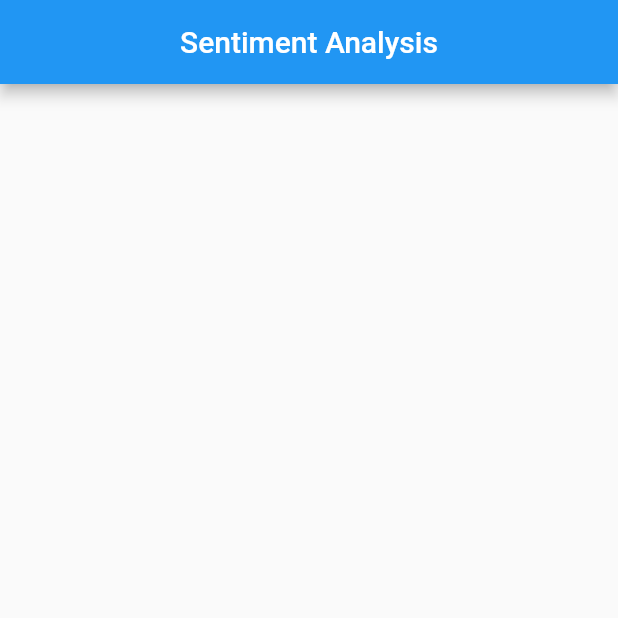
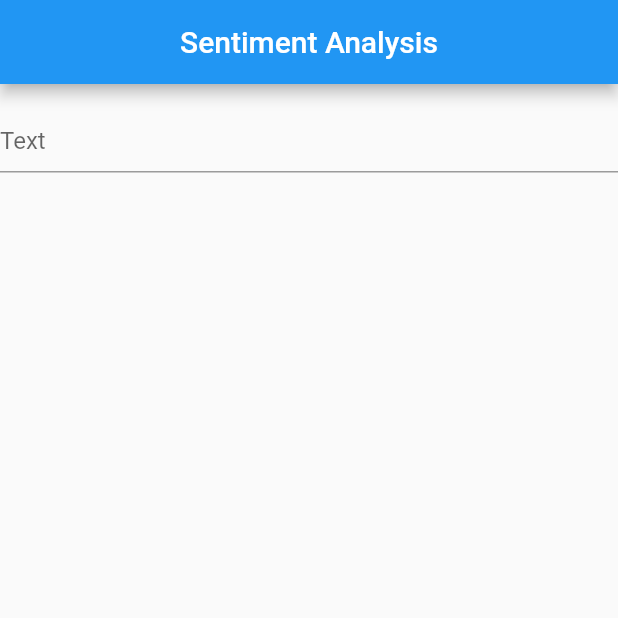
Before and after one commit to Aaq007/sentiment-analysis-app, a Flutter app: the screen it shows after launch, on a phone screen of 412 x 824 dp, the top half of it. Run offline on Flutter 3.47's test engine with Material 2 defaults, Android fonts, the light colour scheme and no system bars.

Commit message:
Added textfielf for enter text

```diff
--- a/lib/home_page.dart
+++ b/lib/home_page.dart
@@ -15,7 +15,21 @@ class _HomePageState extends State<HomePage> {
         title: const Text('Sentiment Analysis'),
         centerTitle: true,
       ),
-      body: Column(),
+      body: Column(
+        children: const [
+          TextField(
+            textAlign: TextAlign.center,
+            decoration: InputDecoration(
+              hintText: 'Text here',
+              alignLabelWithHint: true,
+              labelText: 'Text',
+            ),
+            // expands: true,
+            // minLines: null,
+            // maxLines: null,
+          )
+        ],
+      ),
     );
   }
 }
```
